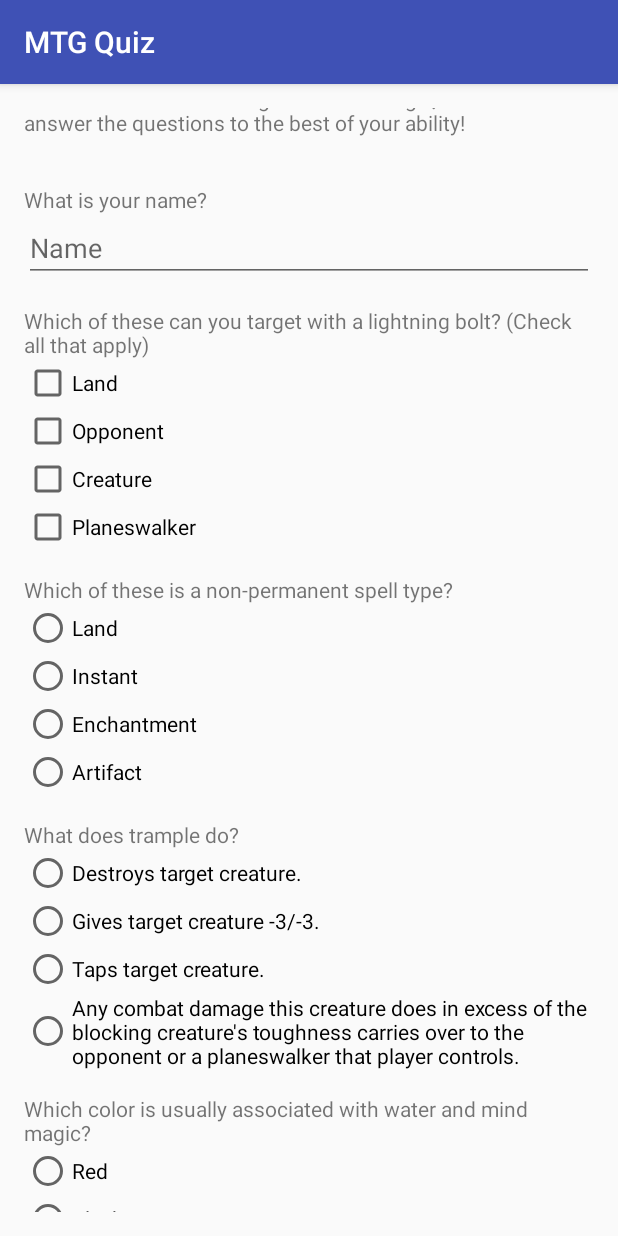
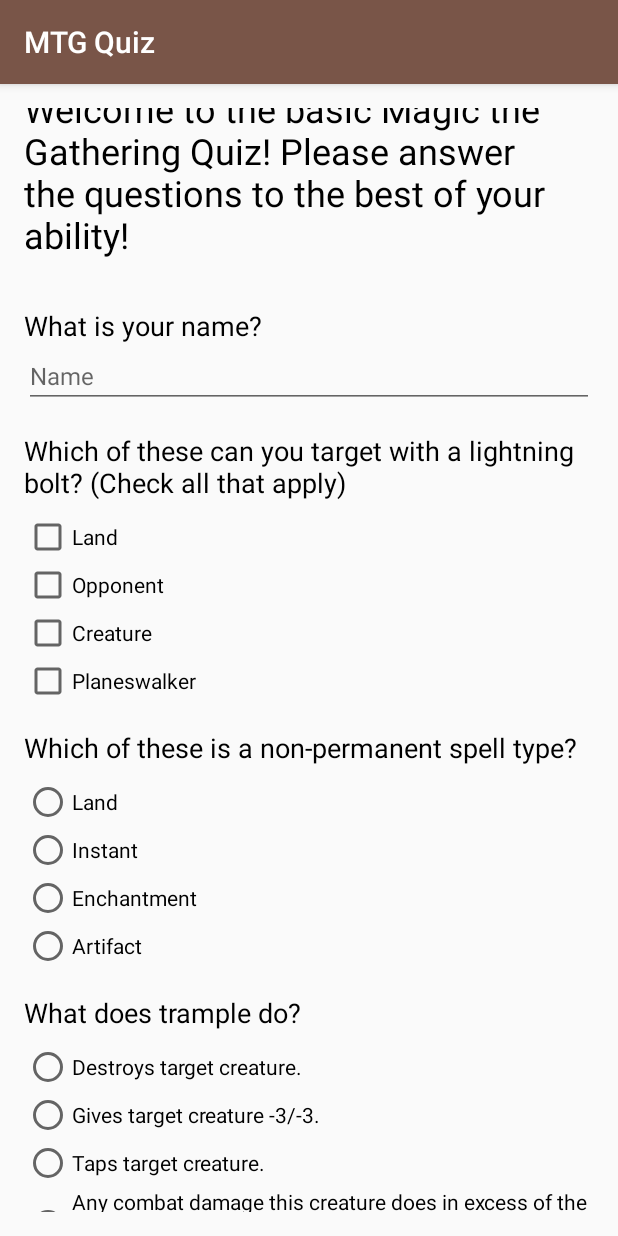
Before and after one commit to stevenconner/MTGQuiz, an Android app: the screen it shows after launch (MainActivity), on a phone screen of 412 x 824 dp. Run offline under Robolectric (Android 15) with nearby library versions, the phone set to English and light mode, and no system bars.

Commit message:
add theming to app

```diff
--- a/app/src/main/res/layout/activity_main.xml
+++ b/app/src/main/res/layout/activity_main.xml
@@ -8,35 +8,40 @@
     android:paddingLeft="@dimen/activity_horizontal_margin"
     android:paddingRight="@dimen/activity_horizontal_margin"
     android:paddingTop="@dimen/activity_vertical_margin"
-    tools:context="com.example.android.mtgquiz.MainActivity"
-    >
+    tools:context="com.example.android.mtgquiz.MainActivity">
 
     <LinearLayout
         android:layout_width="match_parent"
         android:layout_height="wrap_content"
-        android:orientation="vertical"
         android:focusable="true"
-        android:focusableInTouchMode="true">
+        android:focusableInTouchMode="true"
+        android:orientation="vertical">
 
         <TextView
             android:layout_width="wrap_content"
             android:layout_height="wrap_content"
+            android:textSize="24sp"
+            android:textColor="@android:color/black"
             android:text="@string/header" />
+
         <LinearLayout
             android:layout_width="match_parent"
             android:layout_height="wrap_content"
-            android:orientation="vertical"
-            android:layout_marginTop="32dp">
+            android:layout_marginTop="32dp"
+            android:orientation="vertical">
 
             <TextView
                 android:layout_width="wrap_content"
                 android:layout_height="wrap_content"
+                android:textSize="18sp"
+                android:textColor="@android:color/black"
                 android:text="@string/nameQuestion" />
 
             <EditText
                 android:id="@+id/name_of_quiz_taker"
                 android:layout_width="match_parent"
                 android:layout_height="wrap_content"
+                android:textSize="16sp"
                 android:hint="@string/name" />
         </LinearLayout>
 
@@ -49,30 +54,33 @@
             <TextView
                 android:layout_width="wrap_content"
                 android:layout_height="wrap_content"
+                android:textSize="18sp"
+                android:textColor="@android:color/black"
+                android:layout_marginBottom="8dp"
                 android:text="@string/question1" />
 
             <CheckBox
+                android:id="@+id/q1a1"
                 android:layout_width="wrap_content"
                 android:layout_height="wrap_content"
-                android:id="@+id/q1a1"
                 android:text="@string/land" />
 
             <CheckBox
+                android:id="@+id/q1a2"
                 android:layout_width="wrap_content"
                 android:layout_height="wrap_content"
-                android:id="@+id/q1a2"
                 android:text="@string/opponent" />
 
             <CheckBox
+                android:id="@+id/q1a3"
                 android:layout_width="wrap_content"
                 android:layout_height="wrap_content"
-                android:id="@+id/q1a3"
                 android:text="@string/creature" />
 
             <CheckBox
+                android:id="@+id/q1a4"
                 android:layout_width="wrap_content"
                 android:layout_height="wrap_content"
-                android:id="@+id/q1a4"
                 android:text="@string/planeswalker" />
         </LinearLayout>
 
@@ -85,6 +93,9 @@
             <TextView
                 android:layout_width="wrap_content"
                 android:layout_height="wrap_content"
+                android:textSize="18sp"
+                android:textColor="@android:color/black"
+                android:layout_marginBottom="8dp"
                 android:text="@string/question2" />
 
             <RadioGroup
@@ -97,9 +108,9 @@
                     android:text="@string/land" />
 
                 <RadioButton
+                    android:id="@+id/q2a"
                     android:layout_width="wrap_content"
                     android:layout_height="wrap_content"
-                    android:id="@+id/q2a"
                     android:text="@string/instant" />
 
                 <RadioButton
@@ -124,6 +135,9 @@
             <TextView
                 android:layout_width="wrap_content"
                 android:layout_height="wrap_content"
+                android:textSize="18sp"
+                android:textColor="@android:color/black"
+                android:layout_marginBottom="8dp"
                 android:text="@string/question3" />
 
             <RadioGroup
@@ -146,9 +160,9 @@
                     android:text="@string/trampleAnswer3" />
 
                 <RadioButton
+                    android:id="@+id/q3a"
                     android:layout_width="wrap_content"
                     android:layout_height="wrap_content"
-                    android:id="@+id/q3a"
                     android:text="@string/trampleAnswer4" />
             </RadioGroup>
 
@@ -163,6 +177,9 @@
             <TextView
                 android:layout_width="wrap_content"
                 android:layout_height="wrap_content"
+                android:textSize="18sp"
+                android:textColor="@android:color/black"
+                android:layout_marginBottom="8dp"
                 android:text="@string/question4" />
 
             <RadioGroup
@@ -180,9 +197,9 @@
                     android:text="@string/black" />
 
                 <RadioButton
+                    android:id="@+id/q4a"
                     android:layout_width="wrap_content"
                     android:layout_height="wrap_content"
-                    android:id="@+id/q4a"
                     android:text="@string/blue" />
 
                 <RadioButton
@@ -201,25 +218,29 @@
         <LinearLayout
             android:layout_width="match_parent"
             android:layout_height="wrap_content"
-            android:orientation="vertical"
-            android:layout_marginTop="16dp">
+            android:layout_marginTop="16dp"
+            android:orientation="vertical">
 
             <TextView
                 android:layout_width="wrap_content"
                 android:layout_height="wrap_content"
+                android:textSize="18sp"
+                android:textColor="@android:color/black"
                 android:text="@string/question5" />
 
             <EditText
+                android:id="@+id/question_5_answer"
                 android:layout_width="match_parent"
                 android:layout_height="wrap_content"
-                android:id="@+id/question_5_answer"
+                android:textSize="16sp"
                 android:hint="@string/answer" />
         </LinearLayout>
+
         <Button
             android:layout_width="match_parent"
             android:layout_height="wrap_content"
-            android:text="@string/buttonText"
-            android:onClick="gradeAnswers"/>
+            android:onClick="gradeAnswers"
+            android:text="@string/buttonText" />
     </LinearLayout>
 
 </ScrollView>
--- a/app/src/main/res/values/strings.xml
+++ b/app/src/main/res/values/strings.xml
@@ -29,5 +29,4 @@
     <string name="buttonText">Grade it!</string>
 
 
-
 </resources>
--- a/app/src/main/res/values/styles.xml
+++ b/app/src/main/res/values/styles.xml
@@ -3,9 +3,8 @@
     <!-- Base application theme. -->
     <style name="AppTheme" parent="Theme.AppCompat.Light.DarkActionBar">
         <!-- Customize your theme here. -->
-        <item name="colorPrimary">@color/colorPrimary</item>
-        <item name="colorPrimaryDark">@color/colorPrimaryDark</item>
-        <item name="colorAccent">@color/colorAccent</item>
+        <item name="colorPrimary">#795548</item>
+        <item name="colorPrimaryDark">#5D4037</item>
+        <item name="colorAccent">#536DFE</item>
     </style>
-
 </resources>
```
Also changed, not shown: app/src/main/java/com/example/android/mtgquiz/MainActivity.java (+11 -5 lines).
